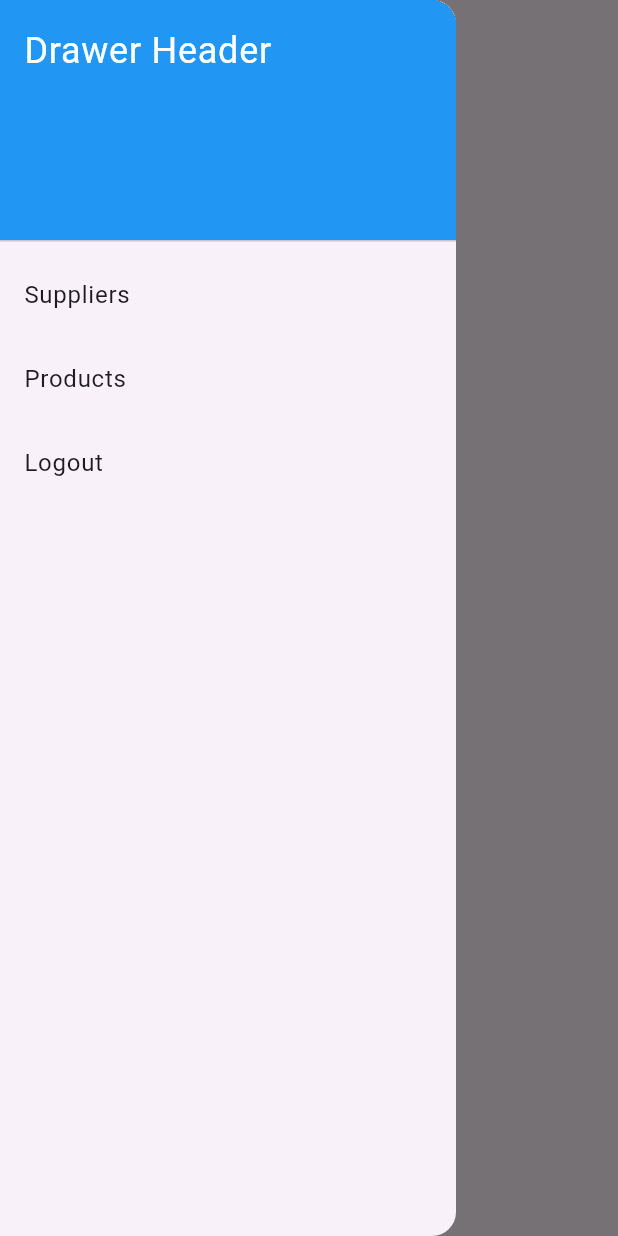
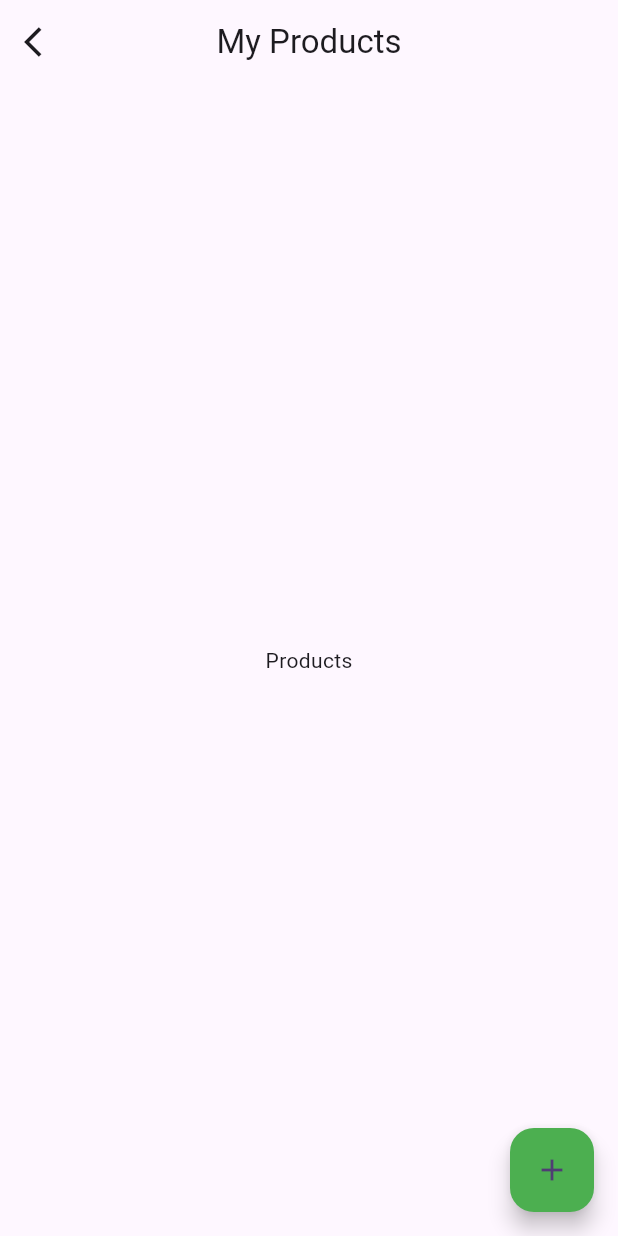
Before and after one commit to Bryce-Kaddouri/bk_compare_price_clean_structure, a Flutter app: the screen it shows once a user with an empty profile is signed in, after a tap on the "menu" icon, after a tap on "Products", on a phone screen of 412 x 824 dp. Run offline on Flutter 3.47's test engine with Material 2 defaults, Android fonts, the phone set to English and light mode, and no system bars; our stand-ins replace cloud_firestore, firebase_auth, firebase_core, firebase_storage, get, image_picker; accounts and stored records are empty.

Commit message:
init product for develop branch

```diff
--- a/lib/main.dart
+++ b/lib/main.dart
@@ -10,6 +10,8 @@ import 'package:bk_compare_price_mvc/src/features/auth/data/repository/auth_repo
 import 'package:bk_compare_price_mvc/src/features/auth/presentation/provider/auth_provider.dart';
 import 'package:bk_compare_price_mvc/src/features/auth/presentation/screen/signin_screen.dart';
 import 'package:bk_compare_price_mvc/src/features/home/presentation/screen/home_screen.dart';
+import 'package:bk_compare_price_mvc/src/features/products/presentation/screen/add_product_screen.dart';
+import 'package:bk_compare_price_mvc/src/features/products/presentation/screen/products_screen.dart';
 import 'package:bk_compare_price_mvc/src/features/suppliers/business/repository/supplier_repository.dart';
 import 'package:bk_compare_price_mvc/src/features/suppliers/business/usecase/add_supplier_usecase.dart';
 import 'package:bk_compare_price_mvc/src/features/suppliers/business/usecase/delete_supplier_usecase.dart';
@@ -95,6 +97,8 @@ class MyApp extends StatelessWidget {
         GetPage(name: '/suppliers/add', page: () => const AddSupplierScreen()),
         GetPage(name: '/suppliers/add/upload-image/:id', page: () => UploadingScreen(supplierId: Get.parameters['id']!)),
         GetPage(name: '/suppliers/detail/:id', page: () => SupplierDetailScreen(supplierId: Get.parameters['id']!)),
+        GetPage(name: '/products', page: () => ProductsScreen()),
+        GetPage(name: '/products/add', page: () => AddProductScreen()),
 
       ],
       title: 'Flutter Demo',
--- a/lib/src/features/home/presentation/screen/home_screen.dart
+++ b/lib/src/features/home/presentation/screen/home_screen.dart
@@ -36,10 +36,7 @@ class HomeScreen extends StatelessWidget {
             ListTile(
               title: const Text('Products'),
               onTap: () {
-                /*Navigator.push(
-                  context,
-                  MaterialPageRoute(builder: (context) => const ProductScreen()),
-                );*/
+                Get.toNamed('/products');
               },
             ),
             ListTile(
--- /dev/null
+++ b/lib/src/features/products/presentation/screen/products_screen.dart
@@ -0,0 +1,20 @@
+import 'package:flutter/material.dart';
+
+class ProductsScreen extends StatelessWidget{
+  @override
+  Widget build(BuildContext context) {
+    return Scaffold(
+      appBar: AppBar(title: const Text("My Products"), centerTitle: true, automaticallyImplyLeading: false, leading: IconButton(icon: Icon(Icons.arrow_back_ios),onPressed: (){
+        Navigator.pushNamed(context, '/home');
+      },),),
+      body: Center(child: Text('Products'),),
+      floatingActionButton: FloatingActionButton(
+        onPressed: () {
+          Navigator.pushNamed(context, '/products/add');
+        },
+        child: const Icon(Icons.add),
+        backgroundColor: Colors.green,
+      )
+    );
+  }
+}
```
Also changed, not shown: lib/src/features/products/presentation/screen/add_product_screen.dart (added, +13 -0 lines).
